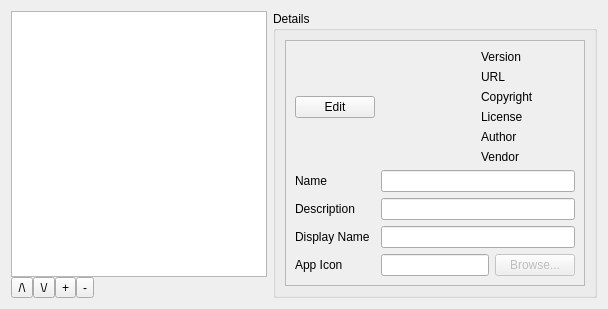
Qt form ui/settings/Apps.ui (OpenFairWind/FairWindSK) before a commit.
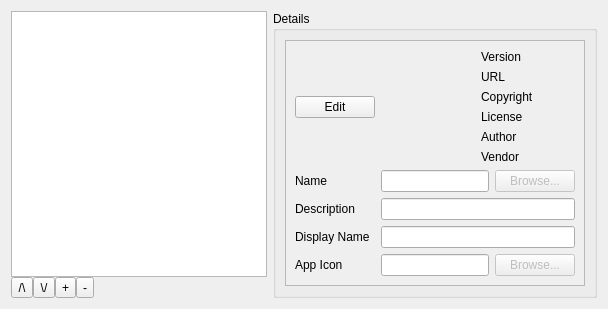
The same form after that commit.

Commit message: Added browse executable

```diff
--- a/ui/settings/Apps.ui
+++ b/ui/settings/Apps.ui
@@ -265,11 +265,25 @@
                  </layout>
                 </item>
                 <item row="1" column="1">
+                 <layout class="QGridLayout" name="gridLayout_Apps_Details_Fields_AppIcon">
+                  <item row="0" column="0">
                  <widget class="QLineEdit" name="lineEdit_Apps_Name">
                   <property name="readOnly">
                    <bool>true</bool>
                   </property>
                  </widget>
+                  </item>
+                  <item row="0" column="1">
+                   <widget class="QPushButton" name="pushButton_Apps_Name_Browse">
+                    <property name="enabled">
+                     <bool>false</bool>
+                    </property>
+                    <property name="text">
+                     <string>Browse...</string>
+                    </property>
+                   </widget>
+                  </item>
+                 </layout>
                 </item>
                 <item row="9" column="0">
                  <widget class="QLabel" name="label_Apps_DisplayName">
```
Lines whose indentation alone changed are shown as unchanged.
